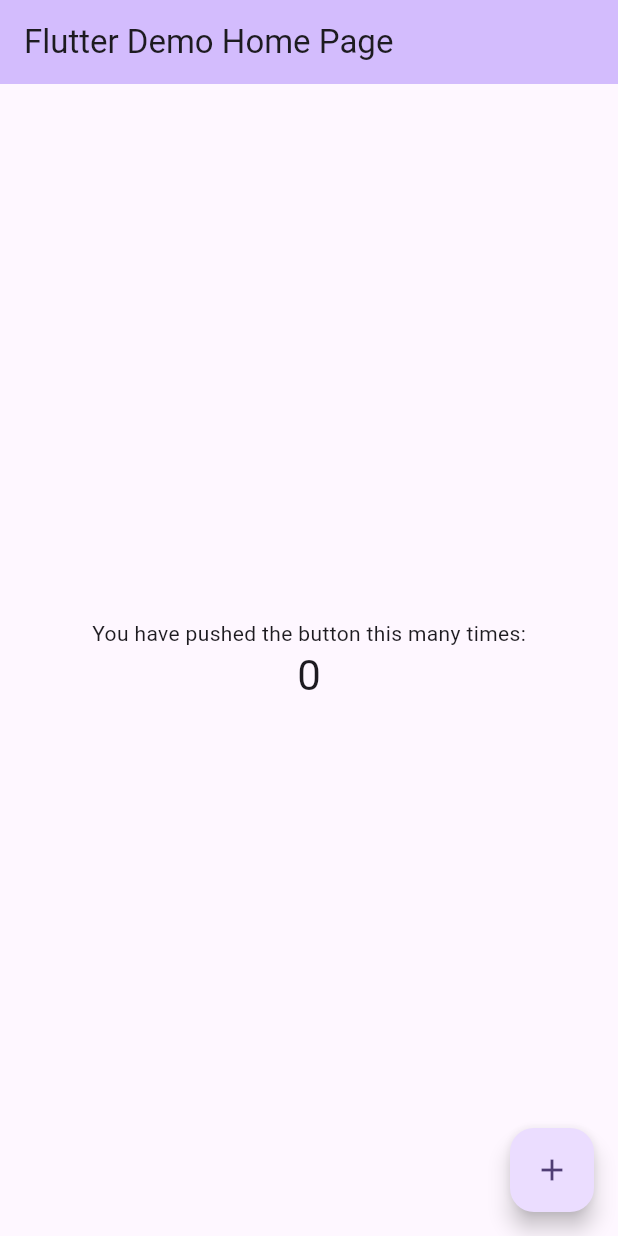
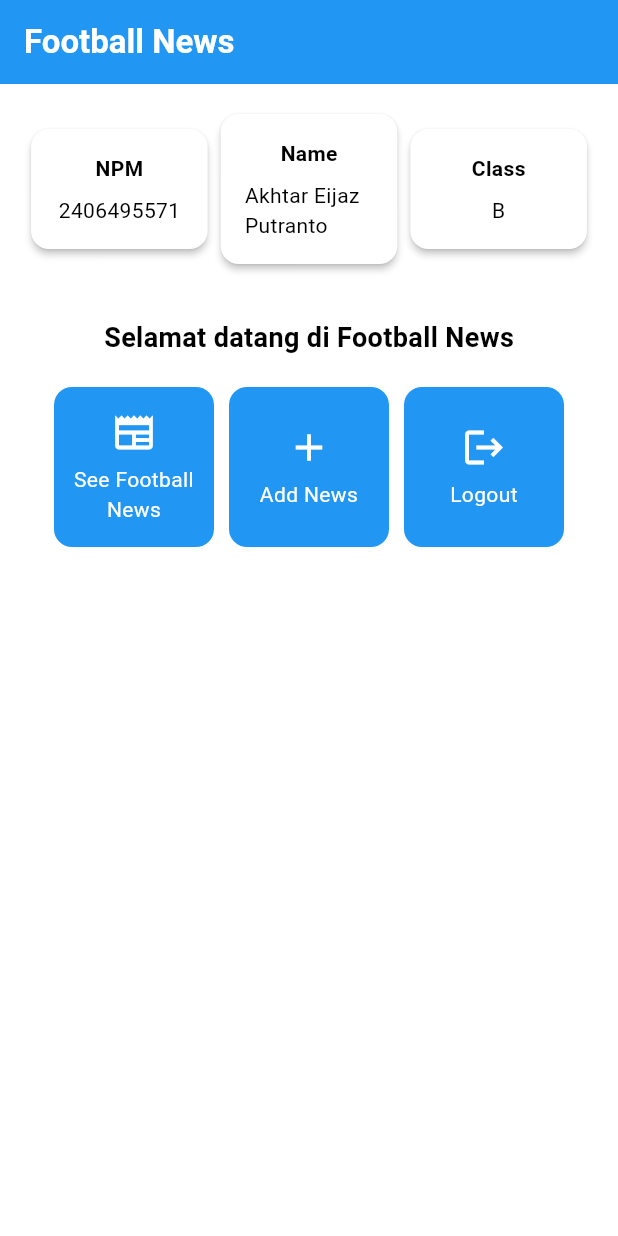
Before and after one commit to akhtareijaz/football-news-mobile, a Flutter app: the screen it shows after launch, on a phone screen of 412 x 824 dp. Run offline on Flutter 3.47's test engine with Material 3 defaults, Android fonts, the phone set to English and light mode, and no system bars.

Commit message:
Completed Tutor 6

```diff
--- a/lib/main.dart
+++ b/lib/main.dart
@@ -1,4 +1,5 @@
 import 'package:flutter/material.dart';
+import 'package:football_news/menu.dart';
 
 void main() {
   runApp(const MyApp());
@@ -28,95 +29,10 @@ class MyApp extends StatelessWidget {
         //
         // This works for code too, not just values: Most code changes can be
         // tested with just a hot reload.
-        colorScheme: ColorScheme.fromSeed(seedColor: Colors.deepPurple),
+         colorScheme: ColorScheme.fromSwatch(primarySwatch: Colors.blue)
+          .copyWith(secondary: Colors.blueAccent[300]),
       ),
-      home: const MyHomePage(title: 'Flutter Demo Home Page'),
+      home: MyHomePage(),
     );
   }
 }
-
-class MyHomePage extends StatefulWidget {
-  const MyHomePage({super.key, required this.title});
-
-  // This widget is the home page of your application. It is stateful, meaning
-  // that it has a State object (defined below) that contains fields that affect
-  // how it looks.
-
-  // This class is the configuration for the state. It holds the values (in this
-  // case the title) provided by the parent (in this case the App widget) and
-  // used by the build method of the State. Fields in a Widget subclass are
-  // always marked "final".
-
-  final String title;
-
-  @override
-  State<MyHomePage> createState() => _MyHomePageState();
-}
-
-class _MyHomePageState extends State<MyHomePage> {
-  int _counter = 0;
-
-  void _incrementCounter() {
-    setState(() {
-      // This call to setState tells the Flutter framework that something has
-      // changed in this State, which causes it to rerun the build method below
-      // so that the display can reflect the updated values. If we changed
-      // _counter without calling setState(), then the build method would not be
-      // called again, and so nothing would appear to happen.
-      _counter++;
-    });
-  }
-
-  @override
-  Widget build(BuildContext context) {
-    // This method is rerun every time setState is called, for instance as done
-    // by the _incrementCounter method above.
-    //
-    // The Flutter framework has been optimized to make rerunning build methods
-    // fast, so that you can just rebuild anything that needs updating rather
-    // than having to individually change instances of widgets.
-    return Scaffold(
-      appBar: AppBar(
-        // TRY THIS: Try changing the color here to a specific color (to
-        // Colors.amber, perhaps?) and trigger a hot reload to see the AppBar
-        // change color while the other colors stay the same.
-        backgroundColor: Theme.of(context).colorScheme.inversePrimary,
-        // Here we take the value from the MyHomePage object that was created by
-        // the App.build method, and use it to set our appbar title.
-        title: Text(widget.title),
-      ),
-      body: Center(
-        // Center is a layout widget. It takes a single child and positions it
-        // in the middle of the parent.
-        child: Column(
-          // Column is also a layout widget. It takes a list of children and
-          // arranges them vertically. By default, it sizes itself to fit its
-          // children horizontally, and tries to be as tall as its parent.
-          //
-          // Column has various properties to control how it sizes itself and
-          // how it positions its children. Here we use mainAxisAlignment to
-          // center the children vertically; the main axis here is the vertical
-          // axis because Columns are vertical (the cross axis would be
-          // horizontal).
-          //
-          // TRY THIS: Invoke "debug painting" (choose the "Toggle Debug Paint"
-          // action in the IDE, or press "p" in the console), to see the
-          // wireframe for each widget.
-          mainAxisAlignment: MainAxisAlignment.center,
-          children: <Widget>[
-            const Text('You have pushed the button this many times:'),
-            Text(
-              '$_counter',
-              style: Theme.of(context).textTheme.headlineMedium,
-            ),
-          ],
-        ),
-      ),
-      floatingActionButton: FloatingActionButton(
-        onPressed: _incrementCounter,
-        tooltip: 'Increment',
-        child: const Icon(Icons.add),
-      ), // This trailing comma makes auto-formatting nicer for build methods.
-    );
-  }
-}
--- /dev/null
+++ b/lib/menu.dart
@@ -0,0 +1,188 @@
+import 'package:flutter/material.dart';
+class MyHomePage extends StatelessWidget {
+  MyHomePage({super.key});
+
+  final String nama = "Akhtar Eijaz Putranto"; //nama
+  final String npm = "2406495571"; //npm
+  final String kelas = "B"; //kelas
+
+  final List<ItemHomepage> items = [
+    ItemHomepage("See Football News", Icons.newspaper),
+    ItemHomepage("Add News", Icons.add),
+    ItemHomepage("Logout", Icons.logout),
+  ];
+
+   @override
+    Widget build(BuildContext context) {
+    // Scaffold menyediakan struktur dasar halaman dengan AppBar dan body.
+    return Scaffold(
+      // AppBar adalah bagian atas halaman yang menampilkan judul.
+      appBar: AppBar(
+        // Judul aplikasi "Football News" dengan teks putih dan tebal.
+        title: const Text(
+          'Football News',
+          style: TextStyle(
+            color: Colors.white,
+            fontWeight: FontWeight.bold,
+          ),
+        ),
+        // Warna latar belakang AppBar diambil dari skema warna tema aplikasi.
+        backgroundColor: Theme.of(context).colorScheme.primary,
+      ),
+      // Body halaman dengan padding di sekelilingnya.
+      body: Padding(
+        padding: const EdgeInsets.all(16.0),
+        // Menyusun widget secara vertikal dalam sebuah kolom.
+        child: Column(
+          crossAxisAlignment: CrossAxisAlignment.center,
+          children: [
+            // Row untuk menampilkan 3 InfoCard secara horizontal.
+            Row(
+              mainAxisAlignment: MainAxisAlignment.spaceEvenly,
+              children: [
+                InfoCard(title: 'NPM', content: npm),
+                InfoCard(title: 'Name', content: nama),
+                InfoCard(title: 'Class', content: kelas),
+              ],
+            ),
+
+            // Memberikan jarak vertikal 16 unit.
+            const SizedBox(height: 16.0),
+
+            // Menempatkan widget berikutnya di tengah halaman.
+            Center(
+              child: Column(
+                // Menyusun teks dan grid item secara vertikal.
+
+                children: [
+                  // Menampilkan teks sambutan dengan gaya tebal dan ukuran 18.
+                  const Padding(
+                    padding: EdgeInsets.only(top: 16.0),
+                    child: Text(
+                      'Selamat datang di Football News',
+                      style: TextStyle(
+                        fontWeight: FontWeight.bold,
+                        fontSize: 18.0,
+                      ),
+                    ),
+                  ),
+
+                  // Grid untuk menampilkan ItemCard dalam bentuk grid 3 kolom.
+                  GridView.count(
+                    primary: true,
+                    padding: const EdgeInsets.all(20),
+                    crossAxisSpacing: 10,
+                    mainAxisSpacing: 10,
+                    crossAxisCount: 3,
+                    // Agar grid menyesuaikan tinggi kontennya.
+                    shrinkWrap: true,
+
+                    // Menampilkan ItemCard untuk setiap item dalam list items.
+                    children: items.map((ItemHomepage item) {
+                      return ItemCard(item);
+                    }).toList(),
+                  ),
+                ],
+              ),
+            ),
+          ],
+        ),
+      ),
+    );
+  }
+}
+
+class InfoCard extends StatelessWidget {
+  // Kartu informasi yang menampilkan title dan content.
+
+  final String title;  // Judul kartu.
+  final String content;  // Isi kartu.
+
+  const InfoCard({super.key, required this.title, required this.content});
+
+  @override
+  Widget build(BuildContext context) {
+    return Card(
+      // Membuat kotak kartu dengan bayangan dibawahnya.
+      elevation: 2.0,
+      child: Container(
+        // Mengatur ukuran dan jarak di dalam kartu.
+        width: MediaQuery.of(context).size.width / 3.5, // menyesuaikan dengan lebar device yang digunakan.
+        padding: const EdgeInsets.all(16.0),
+        // Menyusun title dan content secara vertikal.
+        child: Column(
+          children: [
+            Text(
+              title,
+              style: const TextStyle(fontWeight: FontWeight.bold),
+            ),
+            const SizedBox(height: 8.0),
+            Text(content),
+          ],
+        ),
+      ),
+    );
+  }
+}
+
+class ItemHomepage {
+ final String name;
+ final IconData icon;
+
+ ItemHomepage(this.name, this.icon);
+}
+
+
+class ItemCard extends StatelessWidget {
+  // Menampilkan kartu dengan ikon dan nama.
+
+  final ItemHomepage item;
+
+  const ItemCard(this.item, {super.key});
+
+  @override
+  Widget build(BuildContext context) {
+    return Material(
+      // Menentukan warna latar belakang dari tema aplikasi.
+      color: Theme.of(context).colorScheme.secondary,
+      // Membuat sudut kartu melengkung.
+      borderRadius: BorderRadius.circular(12),
+
+      child: InkWell(
+        // Aksi ketika kartu ditekan.
+        onTap: () {
+          // Menampilkan pesan SnackBar saat kartu ditekan.
+          ScaffoldMessenger.of(context)
+            ..hideCurrentSnackBar()
+            ..showSnackBar(
+              SnackBar(content: Text("Kamu telah menekan tombol ${item.name}!"))
+            );
+        },
+        // Container untuk menyimpan Icon dan Text
+        child: Container(
+          padding: const EdgeInsets.all(8),
+          child: Center(
+            child: Column(
+              // Menyusun ikon dan teks di tengah kartu.
+              mainAxisAlignment: MainAxisAlignment.center,
+              children: [
+                Icon(
+                  item.icon,
+                  color: Colors.white,
+                  size: 30.0,
+                ),
+                const Padding(padding: EdgeInsets.all(3)),
+                Text(
+                  item.name,
+                  textAlign: TextAlign.center,
+                  style: const TextStyle(color: Colors.white),
+                ),
+              ],
+            ),
+          ),
+        ),
+      ),
+    );
+  }
+
+}
```
